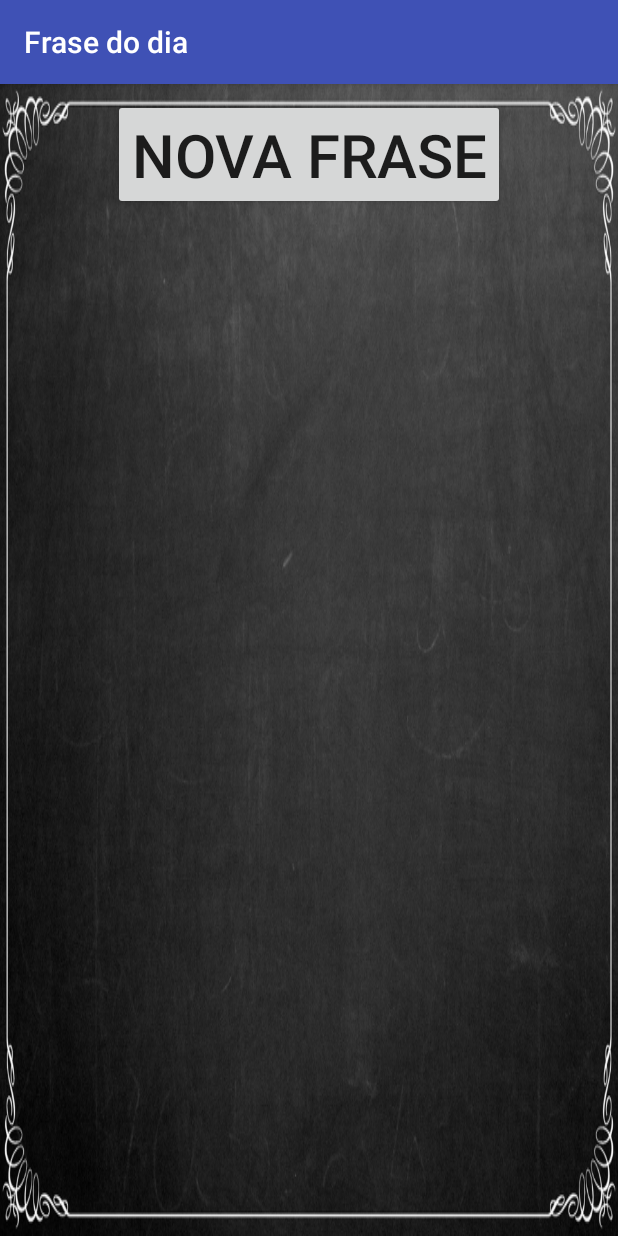
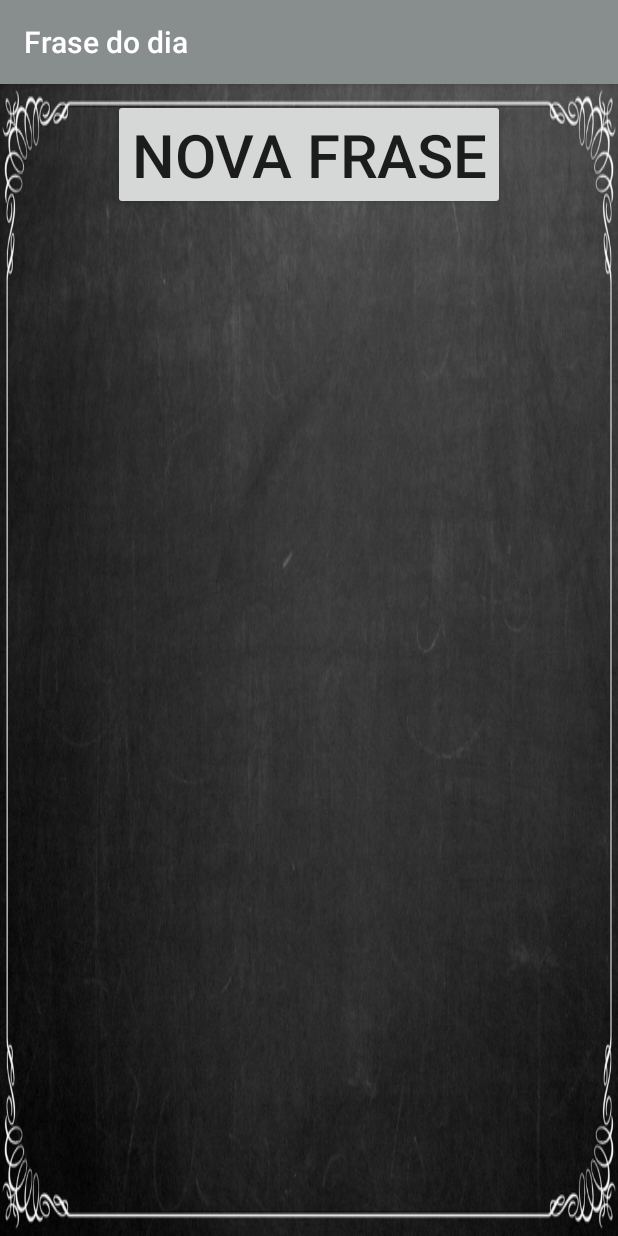
Before and after one commit to franciscojsc/frase-do-dia-app, an Android app: the screen it shows after launch (MainActivity), on a phone screen of 412 x 824 dp. Run offline under Robolectric (Android 15) with nearby library versions, the phone set to English and light mode, and no system bars.

Commit message:
Alterando a cores do aplicativo

```diff
--- a/app/src/main/java/br/com/franciscochaves/frasedodia/MainActivity.java
+++ b/app/src/main/java/br/com/franciscochaves/frasedodia/MainActivity.java
@@ -14,7 +14,7 @@ public class MainActivity extends AppCompatActivity {
     private Button botaoNovaFrase;
 
     private String[] frases = {
-            "Se você raçar metas absurdamente altas e falhar, seu fracasso será muito melhor que o sucesso de todos",
+            "Se você buscar metas absurdamente altas e falhar, seu fracasso será muito melhor que o sucesso de todos",
             "O sucesso normalmente vem para que setá ocupado demais para procurar por ele",
             "Se você não está disposto a arriscar, esteja disposto a uma vida comum"
     };
--- a/app/src/main/res/values/colors.xml
+++ b/app/src/main/res/values/colors.xml
@@ -1,6 +1,6 @@
 <?xml version="1.0" encoding="utf-8"?>
 <resources>
-    <color name="colorPrimary">#3F51B5</color>
-    <color name="colorPrimaryDark">#303F9F</color>
-    <color name="colorAccent">#FF4081</color>
+    <color name="colorPrimary">#888e8d</color>
+    <color name="colorPrimaryDark">#000000</color>
+    <color name="colorAccent">#e9a4bb</color>
 </resources>
```
